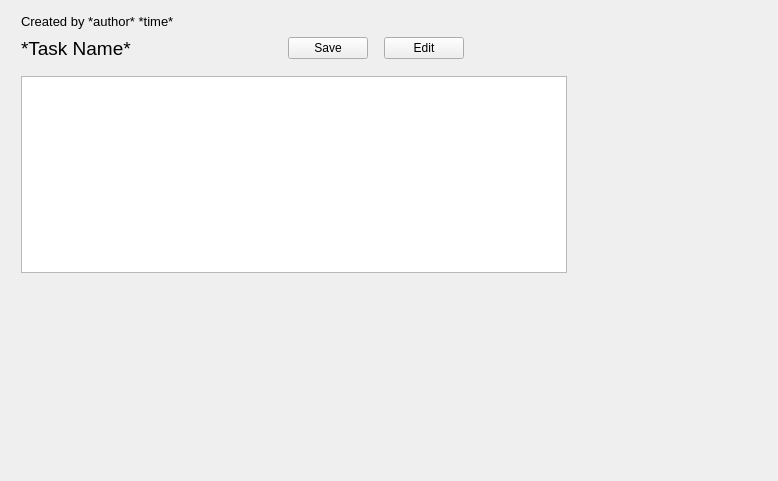
Old version of the form task-tracker-frontend/IssueWidget.ui in the repository Unkorunk/task-tracker.
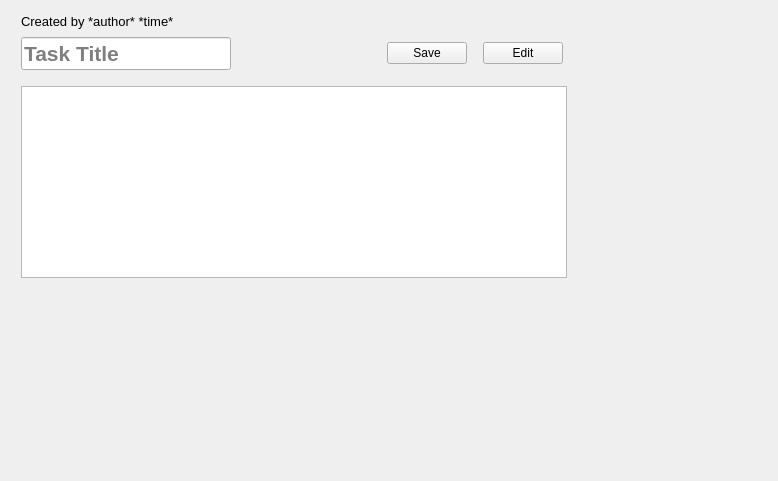
New version of the form.

Commit message: Merge IssueWidget, add backend requests #Tl-30 #Tl-29

```diff
--- a/task-tracker-frontend/IssueWidget.ui
+++ b/task-tracker-frontend/IssueWidget.ui
@@ -83,14 +83,16 @@
         </spacer>
        </item>
        <item>
-        <widget class="QLabel" name="taskName">
+        <widget class="QLineEdit" name="taskNameEdit">
          <property name="font">
           <font>
-           <pointsize>14</pointsize>
+           <pointsize>16</pointsize>
+           <weight>75</weight>
+           <bold>true</bold>
           </font>
          </property>
-         <property name="text">
-          <string>*Task Name*</string>
+         <property name="placeholderText">
+          <string>Task Title</string>
          </property>
         </widget>
        </item>
```
Left out of the diff: 2 changed lines with no effect on the pictures. The commit also changes 7 other files.
